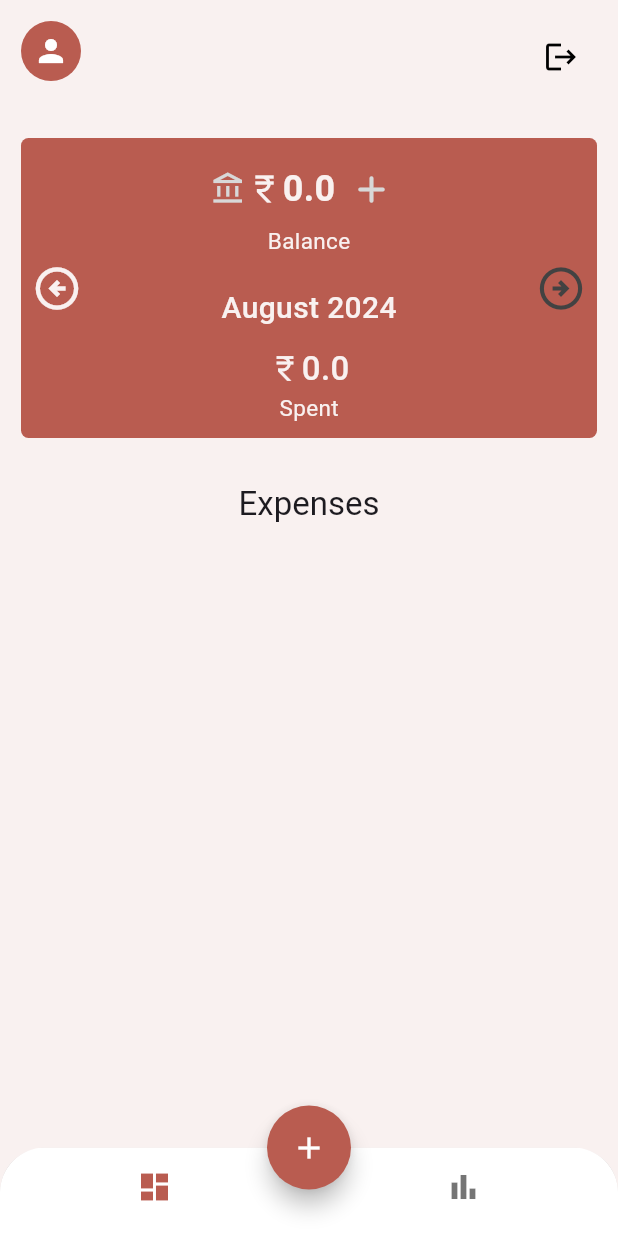
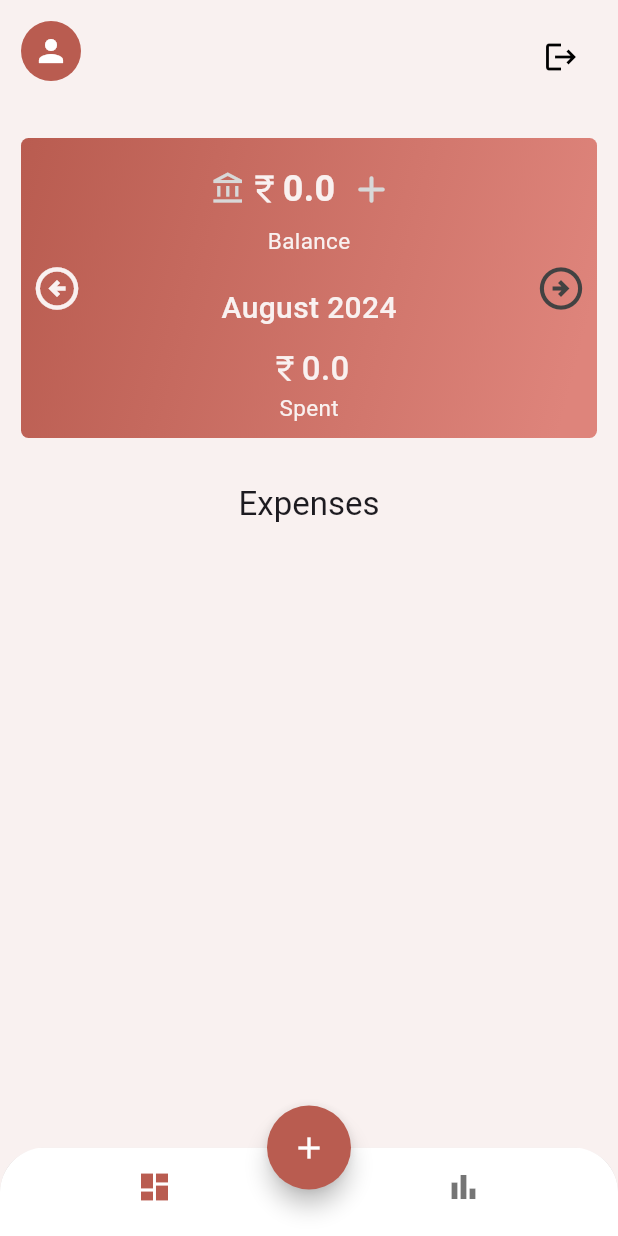
Before and after one commit to Rahul-C-S/Expense-Tracker, a Flutter app: the screen it shows once a user with an empty profile is signed in, on a phone screen of 412 x 824 dp. Run offline on Flutter 3.47's test engine with Material 3 defaults, Android fonts, the phone set to English and light mode, and no system bars; our stand-ins replace awesome_dialog, cloud_firestore, firebase_auth, firebase_core, flutter_bloc, fpdart and 2 more; accounts and stored records are empty.

Commit message:
Expense category page

```diff
--- a/lib/features/home/presentation/pages/dashboard_page.dart
+++ b/lib/features/home/presentation/pages/dashboard_page.dart
@@ -4,7 +4,9 @@ import 'package:expense_tracker/core/theme/color_pallette.dart';
 import 'package:expense_tracker/core/utils/date.dart';
 import 'package:expense_tracker/core/utils/loader.dart';
 import 'package:expense_tracker/core/utils/show_snackbar.dart';
+import 'package:expense_tracker/features/home/domain/entities/expense.dart';
 import 'package:expense_tracker/features/home/presentation/blocs/expense/expense_bloc.dart';
+import 'package:expense_tracker/features/home/presentation/pages/expenses_category_page.dart';
 import 'package:expense_tracker/features/home/presentation/widgets/expenses_item.dart';
 import 'package:expense_tracker/features/home/presentation/widgets/summary_card.dart';
 import 'package:expense_tracker/features/home/presentation/widgets/user_details.dart';
@@ -22,7 +24,8 @@ class DashboardPage extends StatefulWidget {
 class _DashboardPageState extends State<DashboardPage> {
   final _user = serviceLocator<FirebaseAuth>().currentUser;
 
-  DateTime date = DateTime.now();
+  DateTime _date = DateTime.now();
+  double _spent = 0.00;
 
   void _fetchExpenses() {
     BlocProvider.of<ExpenseBloc>(context).add(
@@ -36,15 +39,17 @@ class _DashboardPageState extends State<DashboardPage> {
     _fetchExpenses();
   }
 
-  void leftButtonAction() {
+  void _leftButtonAction() {
     setState(() {
-      date = Date.subtractMonths(date, 1);
+      _spent = 0;
+      _date = Date.subtractMonths(_date, 1);
     });
   }
 
-  void rightButtonAction() {
+  void _rightButtonAction() {
     setState(() {
-      date = Date.addMonths(date, 1);
+      _spent = 0;
+      _date = Date.addMonths(_date, 1);
     });
   }
 
@@ -90,25 +95,27 @@ class _DashboardPageState extends State<DashboardPage> {
             }
           },
           builder: (context, state) {
-            final Map<String, dynamic> groupedExpenses = {};
+            final Map<int, dynamic> groupedExpenses = {};
             if (state is ExpensesFetchSuccess) {
               final expensesList = state.expenses;
 
               for (var expense in expensesList) {
-                if (Date.isInSameMonth(expense.date,date)) {
+                if (Date.isInSameMonth(expense.date, _date)) {
+                  _spent += expense.amount;
+
                   for (var category in Categories.getCategories()) {
                     if (expense.categoryId == category.id) {
-                      if (!groupedExpenses.containsKey(category.name)) {
-                        groupedExpenses[category.name] = {
-                          'id': category.id,
-                          'totalExpense': 0.0,
+                      if (!groupedExpenses.containsKey(category.id)) {
+                        groupedExpenses[category.id] = {
+                          'name': category.name,
+                          'totalExpense': 0.00,
                           'icon': category.icon,
-                          'expenses': []
+                          'expenses': <Expense>[]
                         };
                       }
-                      groupedExpenses[category.name]['totalExpense'] +=
+                      groupedExpenses[category.id]['totalExpense'] +=
                           expense.amount;
-                      groupedExpenses[category.name]['expenses'].add(expense);
+                      groupedExpenses[category.id]['expenses'].add(expense);
                     }
                   }
                 }
@@ -124,10 +131,10 @@ class _DashboardPageState extends State<DashboardPage> {
                     ),
                     SummaryCard(
                       balance: 0.00,
-                      spent: 0.00,
-                      date: date,
-                      leftButtonAction: leftButtonAction,
-                      rightButtonAction: rightButtonAction,
+                      spent: _spent,
+                      date: _date,
+                      leftButtonAction: _leftButtonAction,
+                      rightButtonAction: _rightButtonAction,
                     ),
                     const SizedBox(
                       height: 30,
@@ -148,15 +155,24 @@ class _DashboardPageState extends State<DashboardPage> {
                         thickness: 0.5,
                       ),
                       itemBuilder: (context, index) {
-                        final categoryName =
+                        final categoryId =
                             groupedExpenses.keys.elementAt(index);
-                        final categoryDetails = groupedExpenses[categoryName];
-                        return ExpensesItem(
-                          id: categoryDetails['id'],
-                          index: index,
-                          total: categoryDetails['totalExpense'],
-                          icon: categoryDetails['icon'],
-                          name: categoryName,
+                        final categoryDetails = groupedExpenses[categoryId];
+                        return GestureDetector(
+                          onTap: () => ExpensesCategoryPage.route(
+                            context: context,
+                            expenses: groupedExpenses[categoryId]['expenses'],
+                            icon: categoryDetails['icon'],
+                            title: categoryDetails['name'],
+                            index: index,
+                          ),
+                          child: ExpensesItem(
+                            id: categoryId,
+                            index: index,
+                            total: categoryDetails['totalExpense'],
+                            icon: categoryDetails['icon'],
+                            name: categoryDetails['name'],
+                          ),
                         );
                       },
                     ),
--- a/lib/features/home/presentation/widgets/add_expense_modal.dart
+++ b/lib/features/home/presentation/widgets/add_expense_modal.dart
@@ -43,9 +43,6 @@ class _AddExpenseModalState extends State<AddExpenseModal> {
       ),
       child: Form(
         key: _formKey,
-        child: SizedBox(
-          height: MediaQuery.of(context).size.height * .9,
-          child: SingleChildScrollView(
         child: Column(
           crossAxisAlignment: CrossAxisAlignment.start,
           children: [
@@ -160,8 +157,6 @@ class _AddExpenseModalState extends State<AddExpenseModal> {
           ],
         ),
       ),
-        ),
-      ),
     );
   }
 }
--- a/lib/features/home/presentation/widgets/expenses_item.dart
+++ b/lib/features/home/presentation/widgets/expenses_item.dart
@@ -34,11 +34,11 @@ class ExpensesItem extends StatelessWidget {
           ),
         ),
         Expanded(
-          flex: 7,
+          flex: 6,
           child: Text(name),
         ),
         Expanded(
-          flex: 3,
+          flex: 4,
           child: Text('₹${total.toString()}'),
         ),
       ],
--- a/lib/features/home/presentation/widgets/summary_card.dart
+++ b/lib/features/home/presentation/widgets/summary_card.dart
@@ -24,7 +24,15 @@ class SummaryCard extends StatelessWidget {
     return Container(
       padding: const EdgeInsets.symmetric(vertical: 10),
       decoration: BoxDecoration(
-          color: ColorPallette.primary, borderRadius: BorderRadius.circular(5)),
+        gradient: const LinearGradient(
+          begin: Alignment.topLeft,
+          colors: [
+            ColorPallette.primary,
+            ColorPallette.primaryShade1,
+          ],
+        ),
+        borderRadius: BorderRadius.circular(5),
+      ),
       child: Row(
         mainAxisAlignment: MainAxisAlignment.spaceBetween,
         crossAxisAlignment: CrossAxisAlignment.center,
@@ -118,14 +126,17 @@ class SummaryCard extends StatelessWidget {
             ],
           ),
           IconButton(
-
             padding: EdgeInsets.zero,
             icon: Icon(
               Icons.arrow_circle_right_outlined,
               size: 34,
-              color: (Date.isInSameMonth(DateTime.now(), date)) ? ColorPallette.greyShade2 : ColorPallette.primaryShade3,
+              color: (Date.isInSameMonth(DateTime.now(), date))
+                  ? ColorPallette.greyShade2
+                  : ColorPallette.primaryShade3,
             ),
-            onPressed: (Date.isInSameMonth(DateTime.now(), date)) ? null : rightButtonAction,
+            onPressed: (Date.isInSameMonth(DateTime.now(), date))
+                ? null
+                : rightButtonAction,
           ),
         ],
       ),
```
Also changed, not shown: lib/features/home/presentation/pages/expenses_category_page.dart (added, +146 -0 lines), lib/features/home/presentation/pages/home_page.dart (+7 -1 lines). Lines whose indentation alone changed are shown as unchanged.
